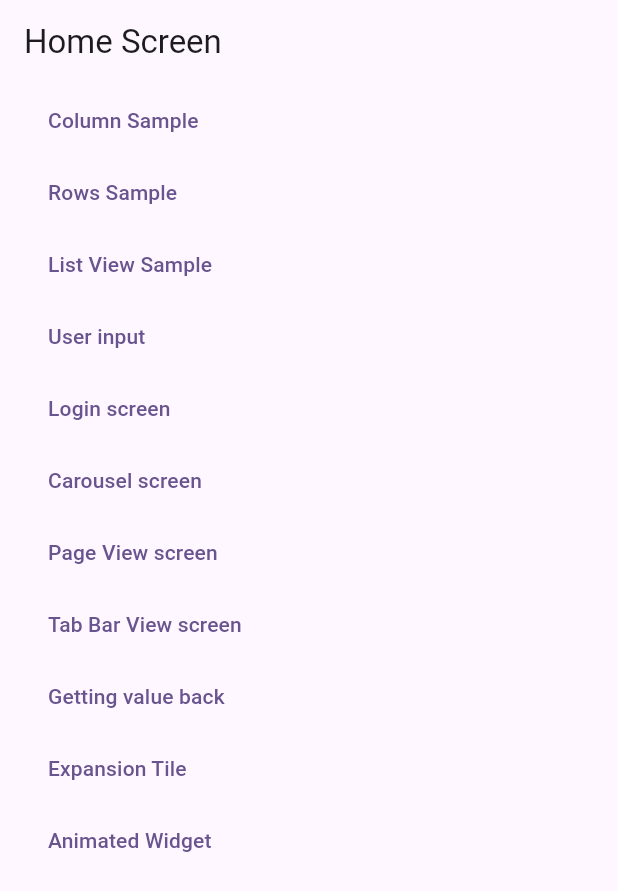
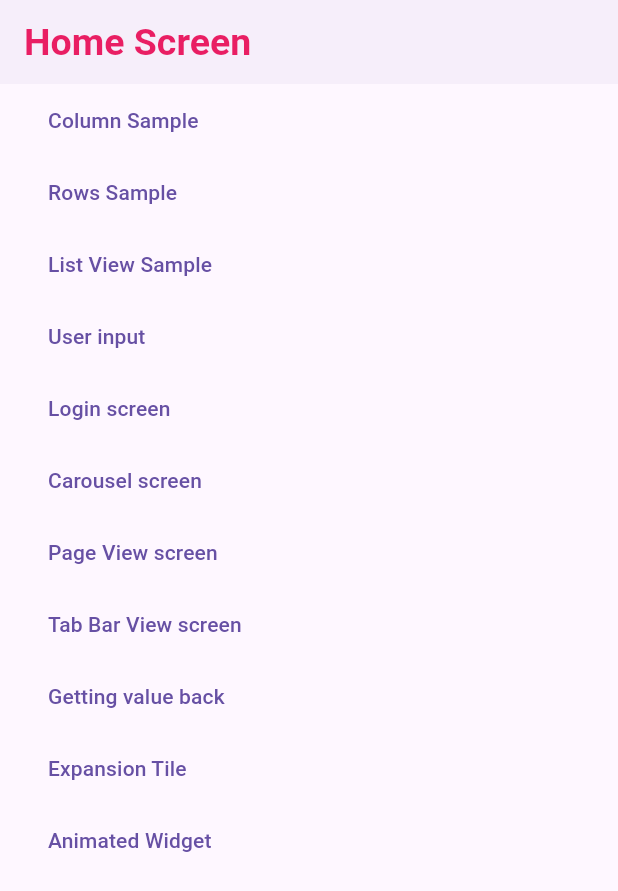
Before and after one commit to Odinachi/SCA-playground, a Flutter app: the screen it shows after launch, on a phone screen of 412 x 824 dp. Shown: the top 891 px of the screen. Run offline on Flutter 3.47's test engine with Material 3 defaults, Android fonts, the phone set to English and light mode, and no system bars; our stand-ins replace cached_network_image, carousel_slider, flutter_svg.

Commit message:
quick fixes

```diff
--- a/lib/features/animated_widgets/animated_widget_screen.dart
+++ b/lib/features/animated_widgets/animated_widget_screen.dart
@@ -51,6 +51,7 @@ class _AnimatedWidgetScreenState extends State<AnimatedWidgetScreen> {
         ),
       ),
       appBar: AppBar(
+        scrolledUnderElevation: 0,
         title: const Text("Animated Widget"),
       ),
       body: Padding(
--- a/lib/features/user_input/user_input_screen.dart
+++ b/lib/features/user_input/user_input_screen.dart
@@ -44,10 +44,7 @@ class _UserInputScreenState extends State<UserInputScreen> {
                   children: [
                     Text(
                       "Input your details",
-                      style: TextStyle(
-                        fontSize: 20,
-                        fontWeight: FontWeight.w700,
-                      ),
+                      style: Theme.of(context).textTheme.titleMedium,
                     ),
                     SizedBox(
                       height: 20,
--- a/lib/main.dart
+++ b/lib/main.dart
@@ -16,8 +16,22 @@ class MyApp extends StatelessWidget {
       navigatorKey: AppRouter.navKey,
       title: 'Flutter Demo',
       theme: ThemeData(
-        colorScheme: ColorScheme.fromSeed(seedColor: Colors.deepPurple),
-        useMaterial3: true,
+        applyElevationOverlayColor: true,
+        appBarTheme: const AppBarTheme(
+            scrolledUnderElevation: 0,
+            backgroundColor: Colors.transparent,
+            elevation: 1,
+            titleTextStyle: TextStyle(
+              fontSize: 25,
+              color: Colors.pink,
+              fontWeight: FontWeight.w700,
+            )),
+        textTheme: const TextTheme(
+          titleMedium: TextStyle(
+            fontWeight: FontWeight.w600,
+            fontSize: 30,
+          ),
+        ),
       ),
       onGenerateRoute: AppRouter.appRouter,
       initialRoute: AppRouteStrings.base,
```
